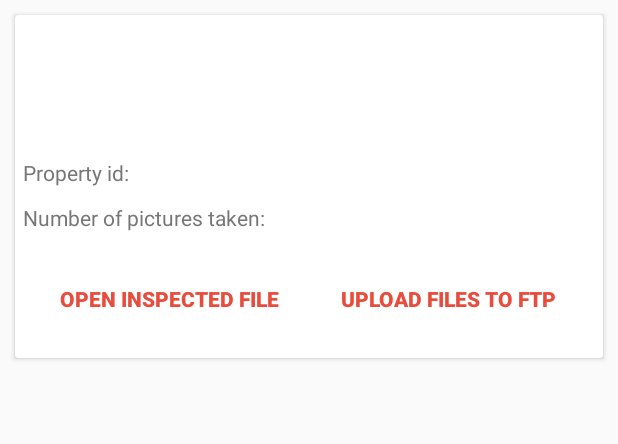
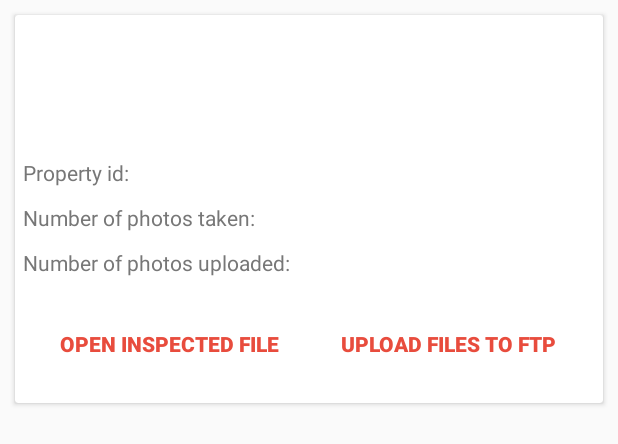
Before and after one commit to dj0l3/Property-Inspector, an Android app: the layout view_holder_inspected_propertys.xml on its own in the app's theme, with its tools: preview values and no code run, on a phone screen of 412 x 824 dp. Shown: the top 444 px of the screen. Run offline under Robolectric (Android 15) with nearby library versions, the phone set to English and light mode, and no system bars.

Commit message:
Number of uploaded photos in progress

```diff
--- a/app/src/main/java/com/sakthi/propertyinspector/adapter/InspectedFilesViewHolder.java
+++ b/app/src/main/java/com/sakthi/propertyinspector/adapter/InspectedFilesViewHolder.java
@@ -8,6 +8,7 @@ import android.widget.TextView;
 import com.sakthi.propertyinspector.R;
 import com.sakthi.propertyinspector.data.InspectedFiles;
 import com.sakthi.propertyinspector.data.PropertyInfo;
+import com.sakthi.propertyinspector.repository.FTPRepository;
 
 /**
  * Created by Satheesh on 12/06/17.
@@ -21,6 +22,7 @@ public class InspectedFilesViewHolder extends RecyclerView.ViewHolder {
     private TextView lblUniqueKey;
     private TextView propertyId;
     private TextView picturesTaken;
+    private TextView photosUploaded;
     private Button btnOpen;
     private Button btnUpload;
 
@@ -31,6 +33,7 @@ public class InspectedFilesViewHolder extends RecyclerView.ViewHolder {
         lblUniqueKey = (TextView) itemView.findViewById(R.id.lblUniqueKey);
         propertyId = (TextView) itemView.findViewById(R.id.property_id);
         picturesTaken = (TextView) itemView.findViewById(R.id.pictures_taken);
+        photosUploaded = (TextView) itemView.findViewById(R.id.pictures_uploaded);
         btnOpen = (Button) itemView.findViewById(R.id.btnOpenInspectedFiles);
         btnUpload = (Button) itemView.findViewById(R.id.btnUploadToFTP);
     }
@@ -42,6 +45,7 @@ public class InspectedFilesViewHolder extends RecyclerView.ViewHolder {
             lblUniqueKey.setText(String.valueOf(inspectedFiles.propertyInfo.getUniqueKey()));
             propertyId.setText(String.valueOf(inspectedFiles.propertyInfo.getPropertyId()));
             picturesTaken.setText(String.valueOf(inspectedFiles.propertyInfo.getTotalPictures()));
+            photosUploaded.setText(String.valueOf(inspectedFiles.getUploadedPhotos()));
 
             btnOpen.setTag(R.id.lblAddress, inspectedFiles);
             btnOpen.setTag(R.id.lblPostalCode, position);
--- a/app/src/main/res/layout/view_holder_inspected_propertys.xml
+++ b/app/src/main/res/layout/view_holder_inspected_propertys.xml
@@ -65,11 +65,33 @@
                     android:layout_width="wrap_content"
                     android:layout_height="wrap_content"
                     android:padding="5dp"
-                    android:text="Number of pictures taken:"
+                    android:text="Number of photos taken:"
                     android:textColor="@color/colorText" />
 
                 <TextView
                     android:id="@+id/pictures_taken"
+                    android:layout_width="match_parent"
+                    android:layout_height="wrap_content"
+                    android:layout_marginLeft="2dp"
+                    android:layout_marginStart="2dp"
+                    android:padding="5dp"
+                    android:textColor="@color/colorText" />
+
+            </LinearLayout>
+
+            <LinearLayout
+                android:layout_width="match_parent"
+                android:layout_height="wrap_content">
+
+                <TextView
+                    android:layout_width="wrap_content"
+                    android:layout_height="wrap_content"
+                    android:padding="5dp"
+                    android:text="Number of photos uploaded:"
+                    android:textColor="@color/colorText" />
+
+                <TextView
+                    android:id="@+id/pictures_uploaded"
                     android:layout_width="match_parent"
                     android:layout_height="wrap_content"
                     android:layout_marginLeft="2dp"
```
Also changed, not shown: app/src/main/java/com/sakthi/propertyinspector/ListCompletedInspections.java (+65 -15 lines), app/src/main/java/com/sakthi/propertyinspector/data/InspectedFiles.java (+9 -0 lines), app/src/main/java/com/sakthi/propertyinspector/repository/FTPRepository.java (+23 -0 lines).
